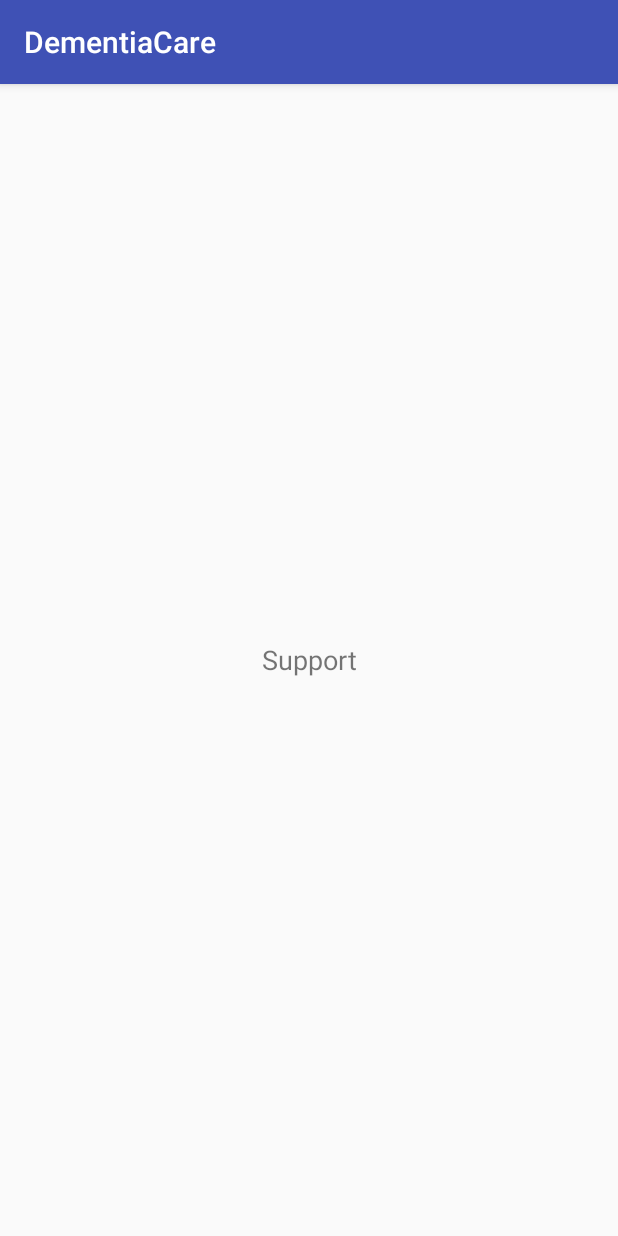
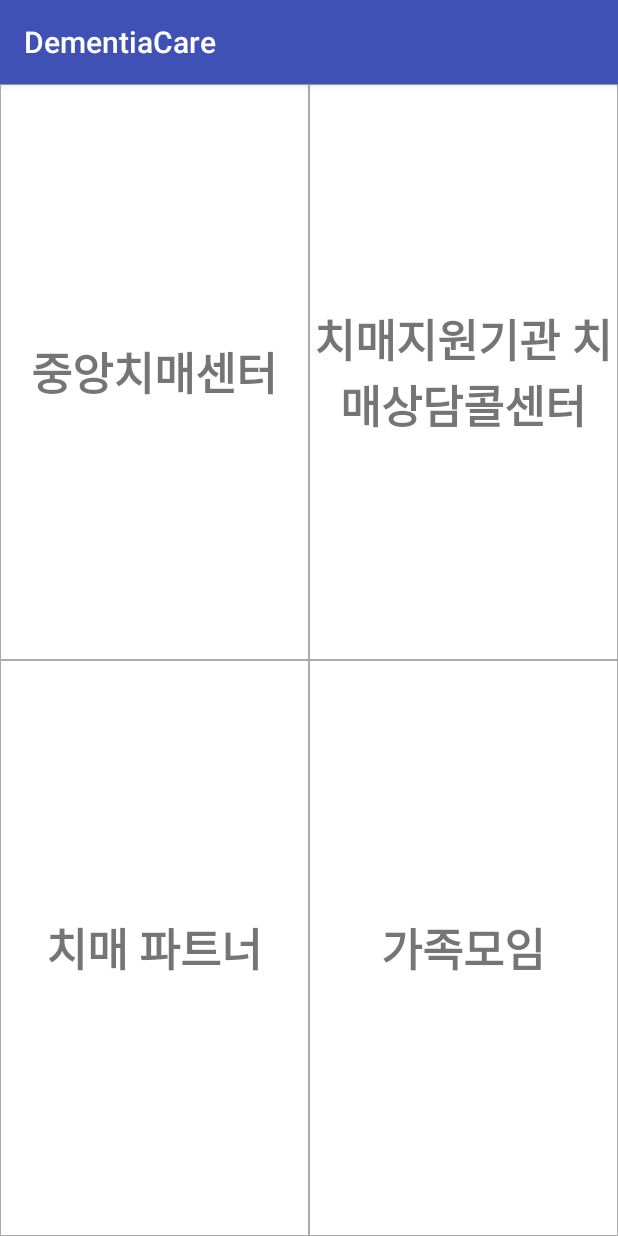
Before and after one commit to KyungmoSung/DementiaCare_Android, an Android app: the SubMenuSupportActivity screen opened directly, with no data from a screen before it, on a phone screen of 412 x 824 dp. Run offline under Robolectric (Android 15) with nearby library versions, the light colour scheme and no system bars; our stand-ins replace ButterKnife.

Commit message:
Insert Web Link Func of SupportActivity Create View of SupportActivity

```diff
--- a/app/src/main/java/com/example/sung/dementiacare/MainActivity.java
+++ b/app/src/main/java/com/example/sung/dementiacare/MainActivity.java
@@ -65,6 +65,7 @@
 
     @OnClick(R.id.layout_support)
     void openSupportActivity() {
+
         startActivity(new Intent(this, SubMenuSupportActivity.class));
     }
 
--- a/app/src/main/java/com/example/sung/dementiacare/SubMenuSupportActivity.java
+++ b/app/src/main/java/com/example/sung/dementiacare/SubMenuSupportActivity.java
@@ -1,17 +1,81 @@
 package com.example.sung.dementiacare;
 
+import android.content.Intent;
+import android.net.Uri;
 import android.os.Bundle;
 import android.support.annotation.Nullable;
 import android.support.v7.app.AppCompatActivity;
+import android.util.Log;
+import android.widget.TextView;
+
+import java.net.URL;
+
+import butterknife.ButterKnife;
+import butterknife.OnClick;
 
 /**
  * Created by Sung on 2017. 9. 3..
  */
 
 public class SubMenuSupportActivity extends AppCompatActivity {
+
+
+    Intent i ;
+    Uri u;
+
     @Override
     protected void onCreate(@Nullable Bundle savedInstanceState) {
         super.onCreate(savedInstanceState);
         setContentView(R.layout.activity_submenu_support);
+
+
+        ButterKnife.bind(this);
+
+        i = new Intent(Intent.ACTION_VIEW);
+        TextView tv1 = (TextView)findViewById(R.id.textView2);
+        TextView tv2 = (TextView)findViewById(R.id.textView3);
+        TextView tv3 = (TextView)findViewById(R.id.textView4);
+        TextView tv4 = (TextView)findViewById(R.id.textView5);
+
+        Log.e("park", "onCreate: ");
+
+        tv1.setText("중앙치매센터");
+        tv2.setText("치매지원기관 치매상담콜센터");
+        tv3.setText("치매 파트너");
+        tv4.setText("가족모임");
+
+
+    }
+
+
+    @OnClick(R.id.textView2)
+    void onClickLayer1(){
+
+        u = Uri.parse("https://www.nid.or.kr");
+        i.setData(u);
+        startActivity(i);
+    }
+    @OnClick(R.id.textView3)
+    void onClickLayer2(){
+        u = Uri.parse("https://www.nid.or.kr/support/callcenter.aspx");
+        i.setData(u);
+        startActivity(i);
+
+
+    }
+    @OnClick(R.id.layout_notification)
+    void onClickLayer3(){
+        u = Uri.parse("https://partner.nid.or.kr/main/main.aspx");
+        i.setData(u);
+        startActivity(i);
+
+    }
+    @OnClick(R.id.textView5)
+    void onClickLayer4(){
+        u = Uri.parse("https://www.nid.or.kr/support/jajo_group.aspx");
+        i.setData(u);
+        startActivity(i);
+
+
     }
 }
--- a/app/src/main/res/layout/activity_main.xml
+++ b/app/src/main/res/layout/activity_main.xml
@@ -20,8 +20,6 @@
 
     </android.support.design.widget.AppBarLayout>
 
-    <include layout="@layout/content_menu" />
-
     <android.support.design.widget.FloatingActionButton
         android:id="@+id/fab"
         android:layout_width="wrap_content"
@@ -30,4 +28,6 @@
         android:layout_margin="@dimen/fab_margin"
         app:srcCompat="@android:drawable/ic_dialog_email" />
 
+    <include layout="@layout/content_menu" />
+
 </android.support.design.widget.CoordinatorLayout>
--- a/app/src/main/res/layout/activity_submenu_support.xml
+++ b/app/src/main/res/layout/activity_submenu_support.xml
@@ -3,11 +3,8 @@
     android:orientation="vertical" android:layout_width="match_parent"
     android:layout_height="match_parent">
 
-    <TextView
-        android:id="@+id/textView6"
-        android:layout_width="match_parent"
-        android:layout_height="match_parent"
-        android:gravity="center"
-        android:text="Support"
-        android:textSize="18sp" />
+
+    <include layout="@layout/content_menu" />
+
+
 </LinearLayout>
--- a/build.gradle
+++ b/build.gradle
@@ -6,7 +6,7 @@
         mavenCentral()
     }
     dependencies {
-        classpath 'com.android.tools.build:gradle:2.3.1'
+        classpath 'com.android.tools.build:gradle:2.3.3'
         classpath 'com.jakewharton:butterknife-gradle-plugin:8.8.1'
 
     }
```
